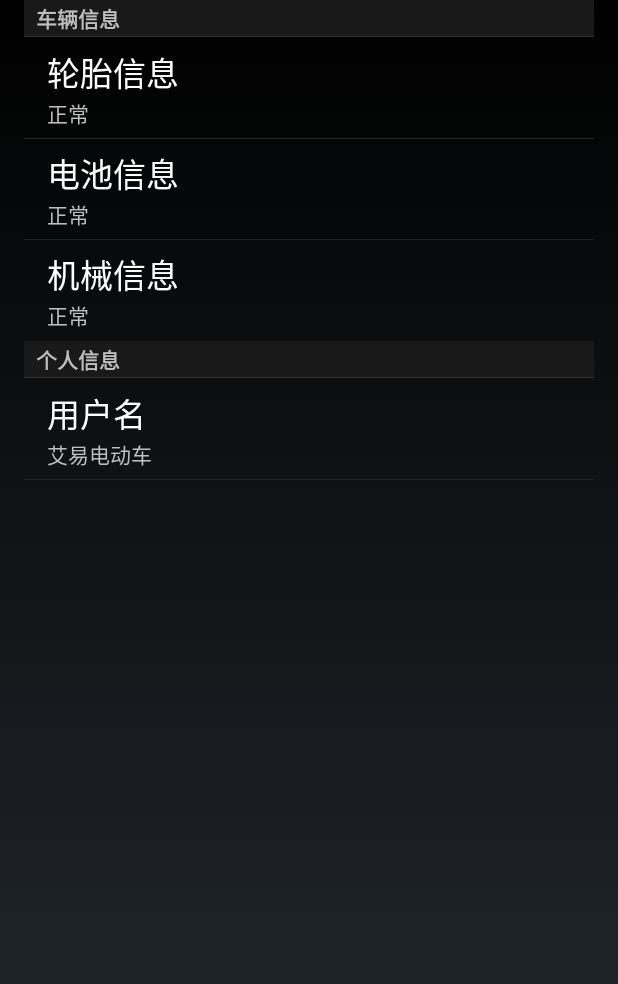
After one commit to jiangguchuan/IEBicycle, an Android app: the fragment FaultFragment shown on its own in the app's theme, on a phone screen of 412 x 824 dp. The commit adds this screen. Shown: the top 984 px of the screen. Run offline under Robolectric (Android 15) with nearby library versions, the phone set to English and light mode, and no system bars.

Commit message:
temp
Signed-off-by: Guchuan.Jiang <jiangguchuan@huoyunren.com>

```diff
--- /dev/null
+++ b/app/src/main/java/iebicycle/android/com/iebicycle/FaultFragment.java
@@ -0,0 +1,28 @@
+package iebicycle.android.com.iebicycle;
+
+
+import android.os.Bundle;
+import android.app.Fragment;
+import android.preference.PreferenceFragment;
+import android.view.LayoutInflater;
+import android.view.View;
+import android.view.ViewGroup;
+import android.widget.TextView;
+
+
+/**
+ * A simple {@link Fragment} subclass.
+ */
+public class FaultFragment extends PreferenceFragment {
+
+
+    public FaultFragment() {
+        // Required empty public constructor
+    }
+
+    @Override
+    public void onCreate(Bundle savedInstanceState) {
+        super.onCreate(savedInstanceState);
+        addPreferencesFromResource(R.xml.fault_preferences);
+    }
+}
--- a/app/src/main/java/iebicycle/android/com/iebicycle/MotormeterFragment.java
+++ b/app/src/main/java/iebicycle/android/com/iebicycle/MotormeterFragment.java
@@ -179,6 +179,9 @@ public class MotormeterFragment extends Fragment {
     }
 
     private Bitmap Bytes2Bimap(byte[] b) {
+        if (b == null) {
+            return null;
+        }
         if (b.length != 0) {
             return BitmapFactory.decodeByteArray(b, 0, b.length);
         } else {
--- a/app/src/main/res/layout/fragment_navigation.xml
+++ b/app/src/main/res/layout/fragment_navigation.xml
@@ -5,9 +5,8 @@
     android:background="#313445">
 
     <!-- TODO: Update blank fragment layout -->
-    <TextView
-        android:layout_width="match_parent"
+    <View android:layout_width="match_parent"
         android:layout_height="match_parent"
-        android:text="@string/hello_blank_fragment" />
+        android:background="@drawable/navigation_test" />
 
 </FrameLayout>
--- /dev/null
+++ b/app/src/main/res/values/colors.xml
@@ -0,0 +1,5 @@
+<?xml version="1.0" encoding="utf-8"?>
+<resources>
+    <color name="black">#000000</color>
+    <color name="shit">#965700</color>
+</resources>
--- /dev/null
+++ b/app/src/main/res/xml/fault_preferences.xml
@@ -0,0 +1,30 @@
+<?xml version='1.0' encoding='utf-8'?>
+<PreferenceScreen xmlns:android='http://schemas.android.com/apk/res/android'>
+
+    <PreferenceCategory
+        android:key='mylocation'
+        android:title='车辆信息'>
+        <Preference
+            android:key='wireless_network'
+            android:summary='正常'
+            android:title='轮胎信息' />
+        <Preference
+            android:key='wireless_network'
+            android:summary='正常'
+            android:title='电池信息' />
+        <Preference
+            android:key='wireless_network'
+            android:summary='正常'
+            android:title='机械信息' />
+    </PreferenceCategory>
+
+    <PreferenceCategory
+        android:key='mymsg'
+        android:title='个人信息'>
+        <Preference
+            android:key='myname'
+            android:title='用户名'
+            android:summary='艾易电动车' />
+    </PreferenceCategory>
+
+</PreferenceScreen>
```
Also changed, not shown: app/src/main/java/iebicycle/android/com/iebicycle/DeleteMenu.java (+13 -0 lines), app/src/main/res/drawable/menu_item_selected.xml (added, +8 -0 lines), app/src/main/res/layout/main_menu_layout.xml (+18 -3 lines), app/src/main/res/drawable-xhdpi/navigation_test.png (added).
